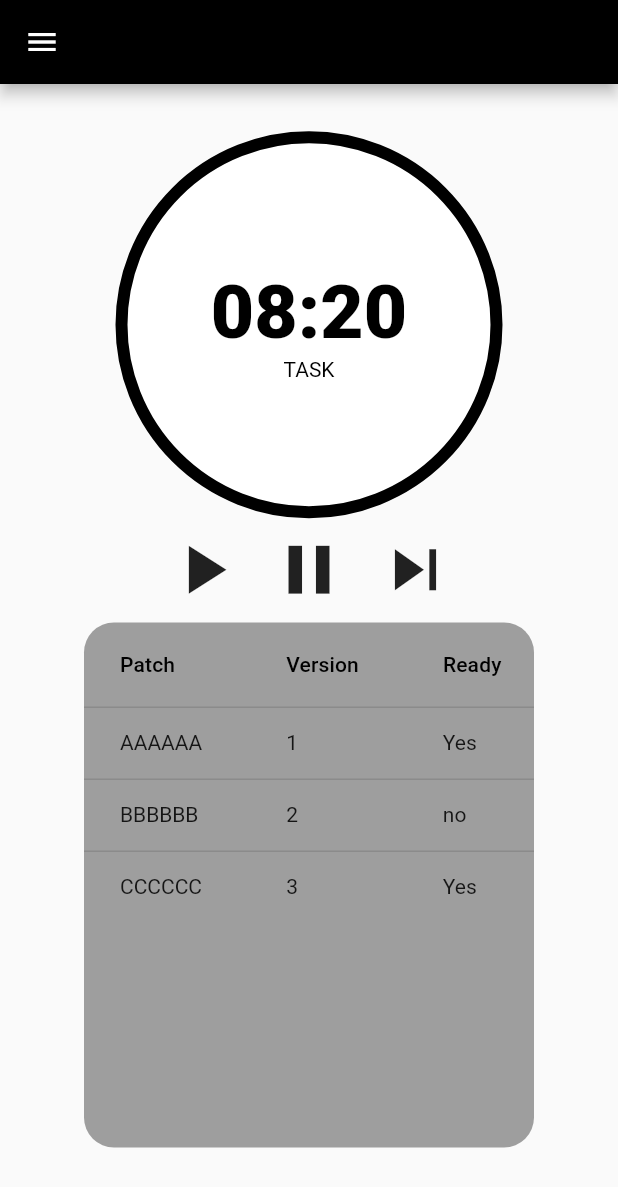
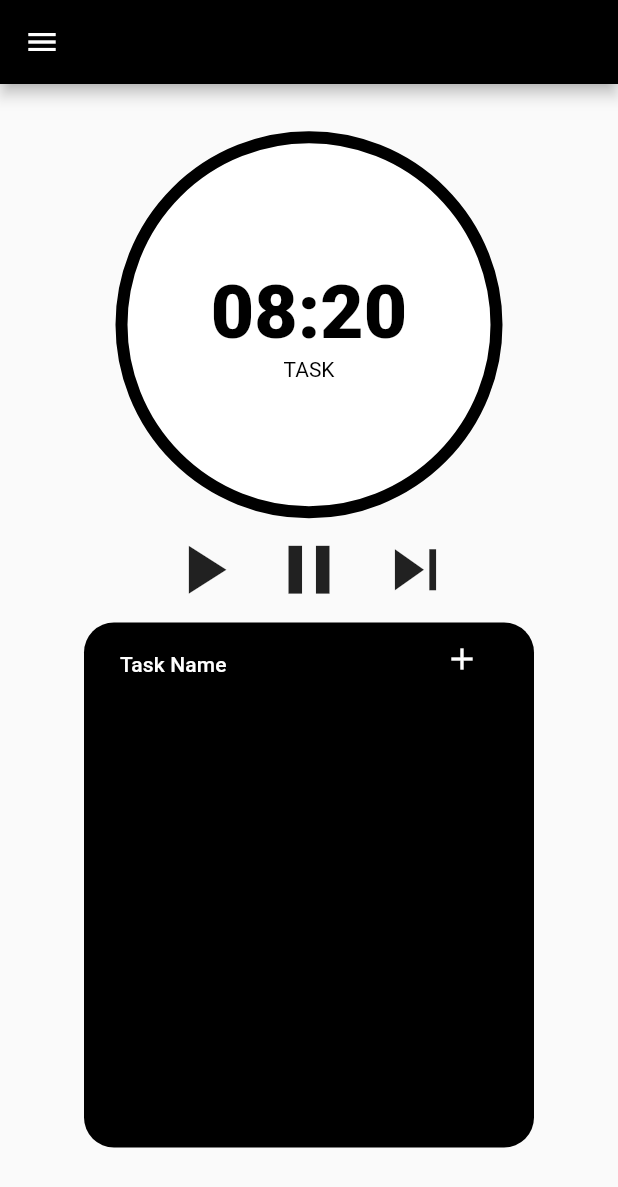
Before and after one commit to NathanPerezR/my_pomodoro, a Flutter app: the screen it shows after launch, on a phone screen of 412 x 824 dp. Shown: the top 1187 px of the screen. Run offline on Flutter 3.47's test engine with Material 2 defaults, Android fonts, the light colour scheme and no system bars; missing offline and left inert: window_manager.

Commit message:
dialog added, list now populates

```diff
--- a/lib/ui/ToDoListHandle.dart
+++ b/lib/ui/ToDoListHandle.dart
@@ -1,5 +1,4 @@
 import 'package:flutter/material.dart';
-import 'dart:async';
 
 class ToDoListHandle extends StatefulWidget {
   const ToDoListHandle({Key? key}) : super(key: key);
@@ -9,53 +8,113 @@ class ToDoListHandle extends StatefulWidget {
 }
 
 class _ToDoListHandleState extends State<ToDoListHandle> {
+  final List<Map<String, String>> listOfColumns = [];
+
+  final TextStyle _textStyle =  const TextStyle(color: Colors.white);
+
+  void addListItem(String taskName) {
+    setState(() {
+      listOfColumns.add({"Name": taskName});
+    });
+  }
+
+  Future<void> _showAddTaskDialog() async {
+    String newTaskName = '';
+
+    await showDialog(
+      context: context,
+      builder: (BuildContext context) {
+        return AlertDialog(
+          title: const Text('Add Task'),
+          content: TextField(
+            onChanged: (value) {
+              newTaskName = value;
+            },
+            decoration: const InputDecoration(
+              hintText: 'Enter task name',
+            ),
+            autofocus: true,
+          ),
+          actions: [
+            TextButton(
+              onPressed: () {
+                Navigator.of(context).pop(); // Close the dialog
+              },
+              child: const Text('Cancel', style: TextStyle(color: Colors.black)),
+            ),
+            TextButton(
+              onPressed: () {
+                addListItem(newTaskName);
+                Navigator.of(context).pop(); // Close the dialog
+              },
+              child: const Text('Add', style: TextStyle(color: Colors.black)),
+            ),
+          ],
+        );
+      },
+    );
+  }
 
   @override
   Widget build(BuildContext context) {
-      final List<Map<String, String>> listOfColumns = [
-    {"Name": "AAAAAA", "Number": "1", "State": "Yes"},
-    {"Name": "BBBBBB", "Number": "2", "State": "no"},
-    {"Name": "CCCCCC", "Number": "3", "State": "Yes"}
-  ];
-
-    return DefaultTextStyle(
-      style: const TextStyle(
-        color: Colors.white,
-        fontSize: 20.0,
-      ),
-      child: Stack(
+    return Stack(
       children: [
         Container(
           height: 350,
           width: 300,
           decoration: BoxDecoration(
-                color: Colors.grey,
+            color: const Color.fromARGB(255, 0, 0, 0),
             borderRadius: BorderRadius.circular(20.0),
           ),
-              child:  DataTable(
+          child: Theme(
+            data: Theme.of(context).copyWith(dividerColor: Colors.white),
+            child: DataTable(
               columns: [
-          DataColumn(label: Text('Patch')),
-          DataColumn(label: Text('Version')),
-          DataColumn(label: Text('Ready')),
+                DataColumn(label: Text('Task Name', style: _textStyle)),
+                DataColumn(label: Text('', style: _textStyle)),
               ],
-        rows:
-            listOfColumns // Loops through dataColumnText, each iteration assigning the value to element
+              rows: listOfColumns
                   .map(
-                  ((element) => DataRow(
+                    (element) => DataRow(
                       cells: <DataCell>[
-                          DataCell(Text(element["Name"]!)), //Extracting from Map element the value
-                          DataCell(Text(element["Number"]!)),
-                          DataCell(Text(element["State"]!)),
+                        DataCell(
+                          Container(
+                            alignment: Alignment.centerLeft,
+                            child: Text(element["Name"]!, style: _textStyle),
+                          ),
+                        ),
+                        DataCell(
+                          Container(
+                            alignment: Alignment.centerRight,
+                            child: IconButton(
+                              color: Colors.white,
+                              icon: const Icon(Icons.remove),
+                              onPressed: () {
+                                setState(() {
+                                  listOfColumns.remove(element);
+                                });
+                              },
+                            ),
+                          ),
+                        ),
                       ],
-                      )),
+                    ),
                   )
                   .toList(),
             ),
           ),
-
+        ),
+        Positioned(
+          bottom: 302,
+          right: 24,
+          child: FloatingActionButton(
+            onPressed: _showAddTaskDialog, // Call the dialog function
+            mini: true,
+            backgroundColor: Colors.black,
+            child: const Icon(Icons.add),
+          ),
+        ),
       ],
-        ),
     );
   }
-
 }
```
Lines whose indentation alone changed are shown as unchanged.
